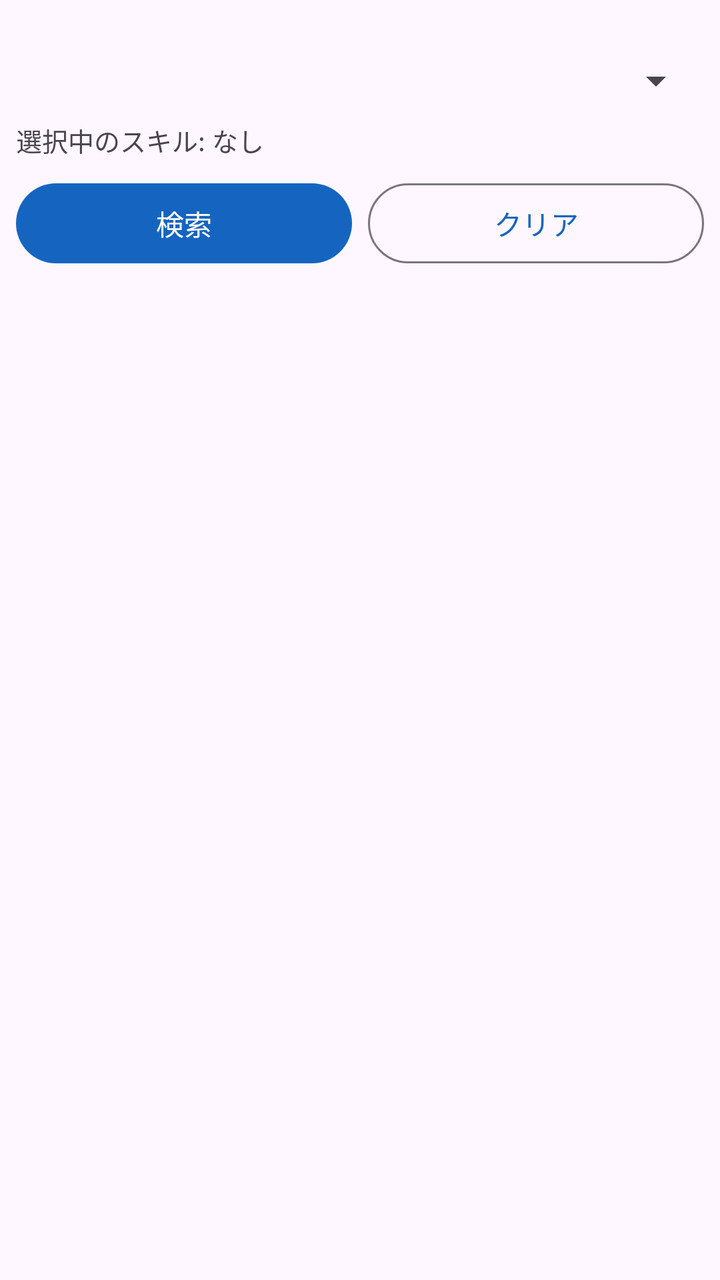
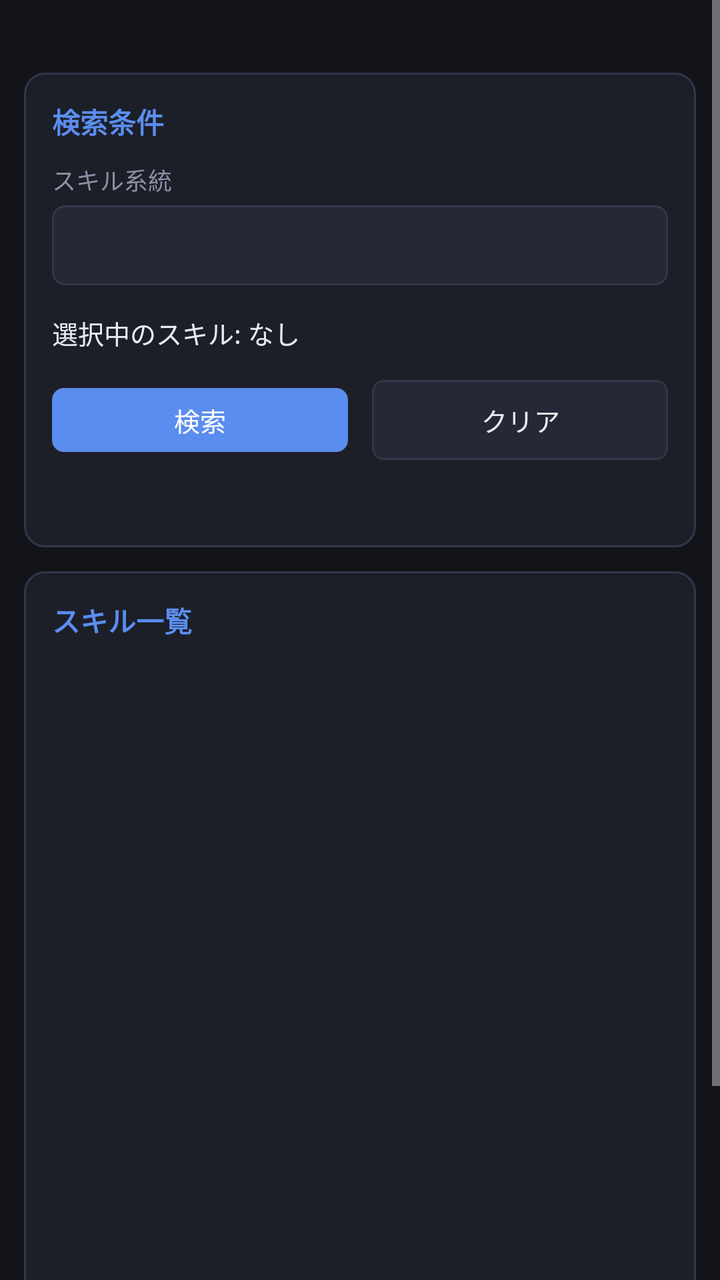

Before-and-after screenshots of an Android layout around one commit, followed by the original layout XML and the change that was made.
<!-- AndroidManifest.xml: application theme Theme.MHXXGanSimu -->
<!-- res/layout/fragment_simulator.xml -->
<?xml version="1.0" encoding="utf-8"?>
<LinearLayout
    xmlns:android="http://schemas.android.com/apk/res/android"
    android:layout_width="match_parent"
    android:layout_height="match_parent"
    android:orientation="vertical"
    android:padding="8dp">

    <TextView
        android:id="@+id/txtStats"
        android:layout_width="match_parent"
        android:layout_height="wrap_content"
        android:textSize="12sp"
        android:textColor="@color/text_secondary"
        android:paddingBottom="4dp" />

    <Spinner
        android:id="@+id/spinnerSeries"
        android:layout_width="match_parent"
        android:layout_height="wrap_content"
        android:layout_marginBottom="4dp" />

    <TextView
        android:id="@+id/txtSelected"
        android:layout_width="match_parent"
        android:layout_height="wrap_content"
        android:text="選択中のスキル: なし"
        android:textSize="13sp"
        android:paddingVertical="4dp" />

    <LinearLayout
        android:layout_width="match_parent"
        android:layout_height="wrap_content"
        android:orientation="horizontal"
        android:paddingVertical="4dp">

        <com.google.android.material.button.MaterialButton
            android:id="@+id/btnSearch"
            android:layout_width="0dp"
            android:layout_height="wrap_content"
            android:layout_weight="1"
            android:text="@string/search"
            android:layout_marginEnd="4dp" />

        <com.google.android.material.button.MaterialButton
            android:id="@+id/btnClear"
            style="@style/Widget.Material3.Button.OutlinedButton"
            android:layout_width="0dp"
            android:layout_height="wrap_content"
            android:layout_weight="1"
            android:text="@string/clear"
            android:layout_marginStart="4dp" />
    </LinearLayout>

    <TextView
        android:id="@+id/txtResult"
        android:layout_width="match_parent"
        android:layout_height="wrap_content"
        android:textSize="13sp"
        android:padding="4dp"
        android:minHeight="40dp" />

    <androidx.recyclerview.widget.RecyclerView
        android:id="@+id/recyclerSkills"
        android:layout_width="match_parent"
        android:layout_height="0dp"
        android:layout_weight="1" />

</LinearLayout>
<!-- resources referenced by this layout -->
<resources>
  <color name="text_secondary">#757575</color>
  <string name="clear">クリア</string>
  <string name="search">検索</string>
  <style name="Theme.MHXXGanSimu" parent="Theme.Material3.DayNight.NoActionBar">
          <item name="colorPrimary">@color/primary</item>
          <item name="colorPrimaryContainer">@color/primary_container</item>
          <item name="colorOnPrimary">@color/on_primary</item>
          <item name="colorSecondary">@color/secondary</item>
          <item name="android:statusBarColor">@color/primary</item>
      </style>
  <color name="primary">#1565C0</color>
  <color name="primary_container">#BBDEFB</color>
  <color name="on_primary">#FFFFFF</color>
  <color name="secondary">#FF6F00</color>
</resources>

<!-- the commit's change to res/layout/fragment_simulator.xml (unified diff, before → after) -->
@@ -1,69 +1,124 @@
 <?xml version="1.0" encoding="utf-8"?>
-<LinearLayout
+<ScrollView
     xmlns:android="http://schemas.android.com/apk/res/android"
     android:layout_width="match_parent"
     android:layout_height="match_parent"
-    android:orientation="vertical"
-    android:padding="8dp">
-
-    <TextView
-        android:id="@+id/txtStats"
-        android:layout_width="match_parent"
-        android:layout_height="wrap_content"
-        android:textSize="12sp"
-        android:textColor="@color/text_secondary"
-        android:paddingBottom="4dp" />
-
-    <Spinner
-        android:id="@+id/spinnerSeries"
-        android:layout_width="match_parent"
-        android:layout_height="wrap_content"
-        android:layout_marginBottom="4dp" />
-
-    <TextView
-        android:id="@+id/txtSelected"
-        android:layout_width="match_parent"
-        android:layout_height="wrap_content"
-        android:text="選択中のスキル: なし"
-        android:textSize="13sp"
-        android:paddingVertical="4dp" />
+    android:background="@color/bg"
+    android:fillViewport="true">
 
     <LinearLayout
         android:layout_width="match_parent"
         android:layout_height="wrap_content"
-        android:orientation="horizontal"
-        android:paddingVertical="4dp">
+        android:orientation="vertical"
+        android:padding="12dp">
 
-        <com.google.android.material.button.MaterialButton
-            android:id="@+id/btnSearch"
-            android:layout_width="0dp"
+        <TextView
+            android:id="@+id/txtStats"
+            android:layout_width="match_parent"
             android:layout_height="wrap_content"
-            android:layout_weight="1"
-            android:text="@string/search"
-            android:layout_marginEnd="4dp" />
+            android:textSize="12sp"
+            android:textColor="@color/muted"
+            android:paddingBottom="8dp" />
 
-        <com.google.android.material.button.MaterialButton
-            android:id="@+id/btnClear"
-            style="@style/Widget.Material3.Button.OutlinedButton"
-            android:layout_width="0dp"
+        <LinearLayout
+            android:layout_width="match_parent"
             android:layout_height="wrap_content"
-            android:layout_weight="1"
-            android:text="@string/clear"
-            android:layout_marginStart="4dp" />
+            android:orientation="vertical"
+            android:background="@drawable/bg_card"
+            android:padding="14dp"
+            android:layout_marginBottom="12dp">
+
+            <TextView
+                android:layout_width="wrap_content"
+                android:layout_height="wrap_content"
+                android:text="検索条件"
+                android:textColor="@color/accent"
+                android:textSize="14sp"
+                android:textStyle="bold"
+                android:paddingBottom="10dp" />
+
+            <TextView
+                android:layout_width="wrap_content"
+                android:layout_height="wrap_content"
+                android:text="スキル系統"
+                android:textColor="@color/muted"
+                android:textSize="12sp"
+                android:paddingBottom="4dp" />
+
+            <Spinner
+                android:id="@+id/spinnerSeries"
+                android:layout_width="match_parent"
+                android:layout_height="40dp"
+                android:background="@drawable/bg_input"
+                android:paddingHorizontal="10dp"
+                android:layout_marginBottom="8dp"
+                android:popupBackground="@color/surface2" />
+
+            <TextView
+                android:id="@+id/txtSelected"
+                android:layout_width="match_parent"
+                android:layout_height="wrap_content"
+                android:text="選択中のスキル: なし"
+                android:textSize="13sp"
+                android:textColor="@color/text"
+                android:paddingVertical="6dp" />
+
+            <LinearLayout
+                android:layout_width="match_parent"
+                android:layout_height="wrap_content"
+                android:orientation="horizontal"
+                android:paddingTop="4dp">
+
+                <com.google.android.material.button.MaterialButton
+                    android:id="@+id/btnSearch"
+                    style="@style/Widget.GanSimu.Button"
+                    android:layout_width="0dp"
+                    android:layout_height="wrap_content"
+                    android:layout_weight="1"
+                    android:text="検索"
+                    android:layout_marginEnd="6dp" />
+
+                <com.google.android.material.button.MaterialButton
+                    android:id="@+id/btnClear"
+                    style="@style/Widget.GanSimu.Button.Secondary"
+                    android:layout_width="0dp"
+                    android:layout_height="wrap_content"
+                    android:layout_weight="1"
+                    android:text="クリア"
+                    android:layout_marginStart="6dp" />
+            </LinearLayout>
+
+            <TextView
+                android:id="@+id/txtResult"
+                android:layout_width="match_parent"
+                android:layout_height="wrap_content"
+                android:textSize="13sp"
+                android:textColor="@color/text"
+                android:paddingTop="8dp"
+                android:minHeight="24dp" />
+        </LinearLayout>
+
+        <LinearLayout
+            android:layout_width="match_parent"
+            android:layout_height="wrap_content"
+            android:orientation="vertical"
+            android:background="@drawable/bg_card"
+            android:padding="14dp">
+
+            <TextView
+                android:layout_width="wrap_content"
+                android:layout_height="wrap_content"
+                android:text="スキル一覧"
+                android:textColor="@color/accent"
+                android:textSize="14sp"
+                android:textStyle="bold"
+                android:paddingBottom="8dp" />
+
+            <androidx.recyclerview.widget.RecyclerView
+                android:id="@+id/recyclerSkills"
+                android:layout_width="match_parent"
+                android:layout_height="400dp"
+                android:nestedScrollingEnabled="true" />
+        </LinearLayout>
     </LinearLayout>
-
-    <TextView
-        android:id="@+id/txtResult"
-        android:layout_width="match_parent"
-        android:layout_height="wrap_content"
-        android:textSize="13sp"
-        android:padding="4dp"
-        android:minHeight="40dp" />
-
-    <androidx.recyclerview.widget.RecyclerView
-        android:id="@+id/recyclerSkills"
-        android:layout_width="match_parent"
-        android:layout_height="0dp"
-        android:layout_weight="1" />
-
-</LinearLayout>
+</ScrollView>
<!-- resource entries referenced after the edit -->
@@ -1,18 +1,54 @@
 <!-- resources referenced by this layout -->
 <resources>
-  <color name="text_secondary">#757575</color>
-  <string name="clear">クリア</string>
-  <string name="search">検索</string>
-  <style name="Theme.MHXXGanSimu" parent="Theme.Material3.DayNight.NoActionBar">
-          <item name="colorPrimary">@color/primary</item>
-          <item name="colorPrimaryContainer">@color/primary_container</item>
+  <color name="accent">#5B8DEF</color>
+  <color name="bg">#12141A</color>
+  <color name="muted">#8B90A5</color>
+  <color name="surface2">#252836</color>
+  <color name="text">#E8EAF0</color>
+  <!-- drawable bg_card (drawable) -->
+  <?xml version="1.0" encoding="utf-8"?>
+  <shape xmlns:android="http://schemas.android.com/apk/res/android"
+      android:shape="rectangle">
+      <solid android:color="@color/surface" />
+      <stroke android:width="1dp" android:color="@color/border" />
+      <corners android:radius="10dp" />
+  </shape>
+  <!-- drawable bg_input (drawable) -->
+  <?xml version="1.0" encoding="utf-8"?>
+  <shape xmlns:android="http://schemas.android.com/apk/res/android"
+      android:shape="rectangle">
+      <solid android:color="@color/surface2" />
+      <stroke android:width="1dp" android:color="@color/border" />
+      <corners android:radius="6dp" />
+  </shape>
+  <style name="Widget.GanSimu.Button" parent="Widget.Material3.Button">
+          <item name="backgroundTint">@color/accent</item>
+          <item name="android:textColor">#FFFFFF</item>
+          <item name="cornerRadius">6dp</item>
+          <item name="android:textSize">13sp</item>
+          <item name="android:minHeight">40dp</item>
+      </style>
+  <style name="Widget.GanSimu.Button.Secondary" parent="Widget.Material3.Button.OutlinedButton">
+          <item name="strokeColor">@color/border</item>
+          <item name="android:textColor">@color/text</item>
+          <item name="backgroundTint">@color/surface2</item>
+          <item name="cornerRadius">6dp</item>
+          <item name="android:textSize">13sp</item>
+      </style>
+  <style name="Theme.MHXXGanSimu" parent="Theme.Material3.Dark.NoActionBar">
+          <item name="colorPrimary">@color/accent</item>
+          <item name="colorPrimaryContainer">@color/surface2</item>
           <item name="colorOnPrimary">@color/on_primary</item>
-          <item name="colorSecondary">@color/secondary</item>
-          <item name="android:statusBarColor">@color/primary</item>
+          <item name="colorSecondary">@color/accent</item>
+          <item name="colorSurface">@color/surface</item>
+          <item name="colorOnSurface">@color/text</item>
+          <item name="android:statusBarColor">@color/bg</item>
+          <item name="android:navigationBarColor">@color/bg</item>
+          <item name="android:windowBackground">@color/bg</item>
+          <item name="android:colorBackground">@color/bg</item>
       </style>
-  <color name="primary">#1565C0</color>
-  <color name="primary_container">#BBDEFB</color>
+  <color name="surface">#1C1F28</color>
+  <color name="border">#33374A</color>
   <color name="on_primary">#FFFFFF</color>
-  <color name="secondary">#FF6F00</color>
 </resources>
 
